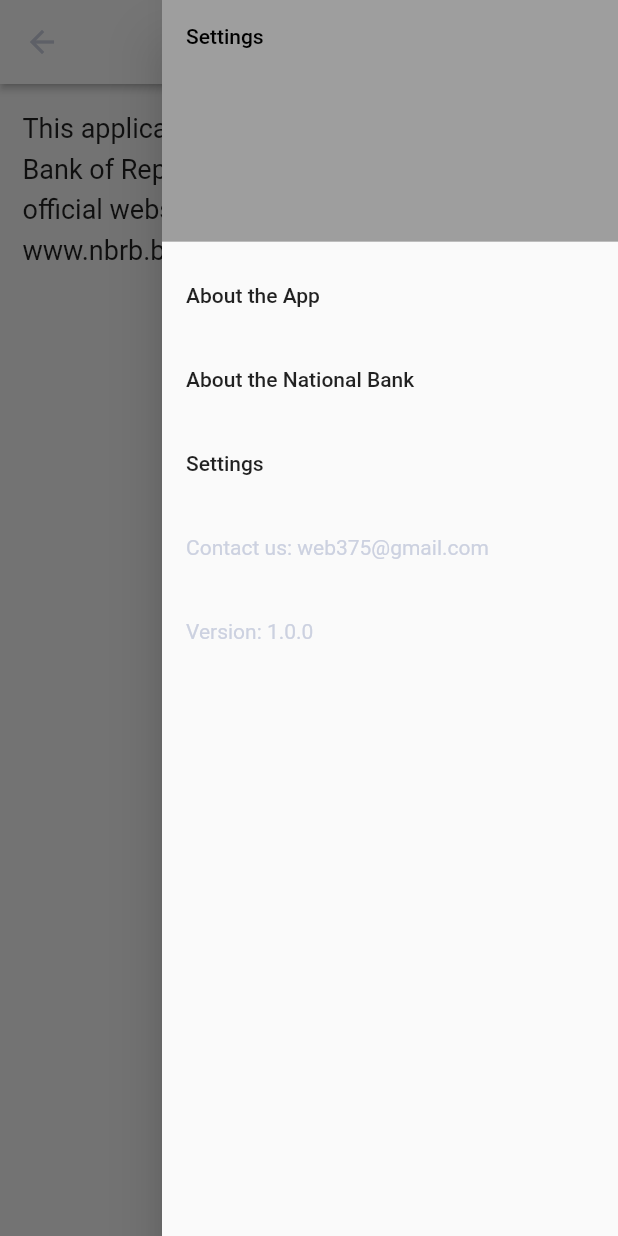
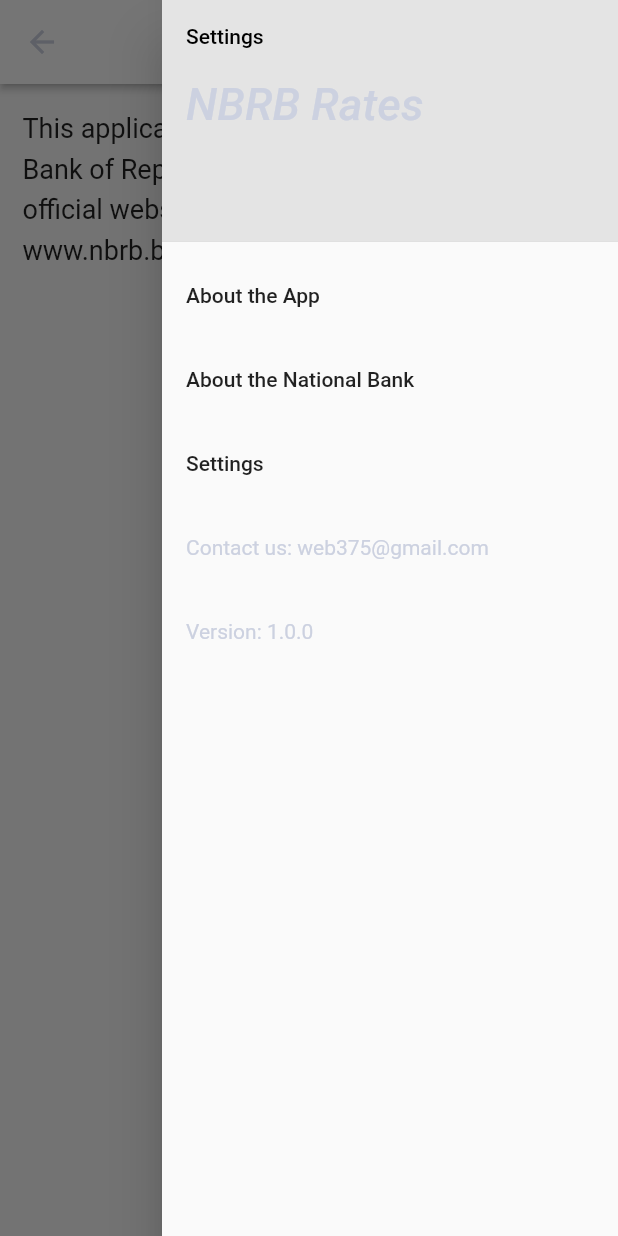
Before and after one commit to maximSsolbeg/currencyRatesNBRB, a Flutter app: the AboutAppPage screen opened directly, with the side drawer open, on a phone screen of 412 x 824 dp. Run offline on Flutter 3.47's test engine with Material 2 defaults, Android fonts, the phone set to English and light mode, and no system bars; our stand-ins replace flutter_svg, syncfusion_flutter_charts; network calls fail.

Commit message:
preparing project for build apk, small layout fixes

```diff
--- a/lib/components/general_list_tile.dart
+++ b/lib/components/general_list_tile.dart
@@ -105,7 +105,7 @@
         },
       ),
       const Divider(
-        height: 10,
+        height: 20,
         color: CustomColors.primaryGray,
       ),
     ]);
--- a/lib/components/settings_drawer.dart
+++ b/lib/components/settings_drawer.dart
@@ -28,14 +28,28 @@
       child: ListView(
         padding: EdgeInsets.zero,
         children: [
-          const DrawerHeader(
+          DrawerHeader(
             decoration: BoxDecoration(
-              color: Colors.grey,
+              color: CustomColors.paleGray,
             ),
-            child: Text('Settings',
+            child:
+                Column(crossAxisAlignment: CrossAxisAlignment.start, children: [
+              Text(
+                'Settings',
                 style: TextStyle(
                   color: Colors.black,
-                )),
+                ),
+              ),
+              Text(
+                'NBRB Rates',
+                style: TextStyle(
+                  fontSize: 30,
+                  height: 2,
+                  fontStyle: FontStyle.italic,
+                  color: CustomColors.primaryGray,
+                ),
+              ),
+            ]),
           ),
           ListTile(
             title: const Text('About the App'),
--- a/lib/components/title_section.dart
+++ b/lib/components/title_section.dart
@@ -26,7 +26,7 @@
       mainAxisAlignment: MainAxisAlignment.spaceBetween,
       children: [
         Padding(
-          padding: const EdgeInsets.only(top: 15.0, bottom: 10.0),
+          padding: const EdgeInsets.only(top: 10.0, bottom: 10.0),
           child: Text(widget.title,
               style: const TextStyle(
                 color: CustomColors.primaryGray,
@@ -35,11 +35,11 @@
               )),
         ),
         SizedBox(
-          height: 20,
+          // height: 20,
           child: widget.withButton!
               ? TextButton(
                   style: TextButton.styleFrom(
-                    fixedSize: const Size.fromHeight(15.0),
+                    fixedSize: const Size.fromHeight(5.0),
                     padding: EdgeInsets.zero,
                     minimumSize: const Size(60, 20),
                   ),
```
Also changed, not shown: lib/pages/home_page.dart (+4 -5 lines), 4 other files.
